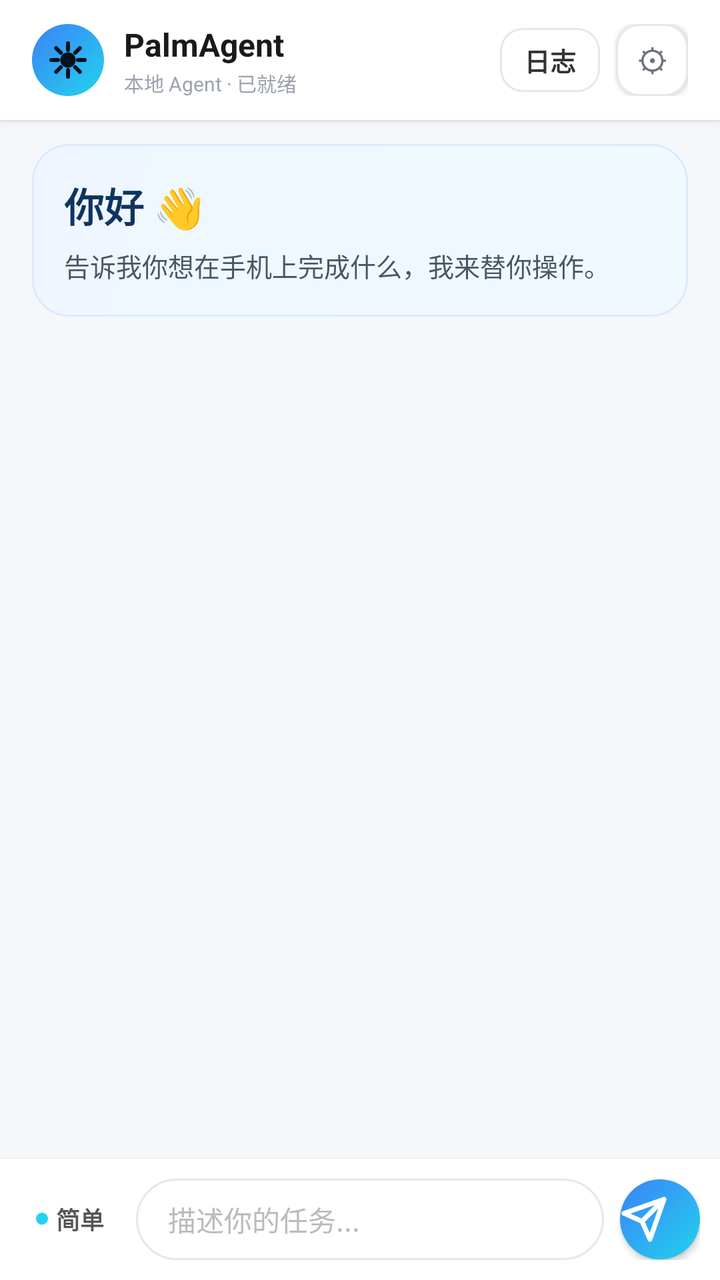
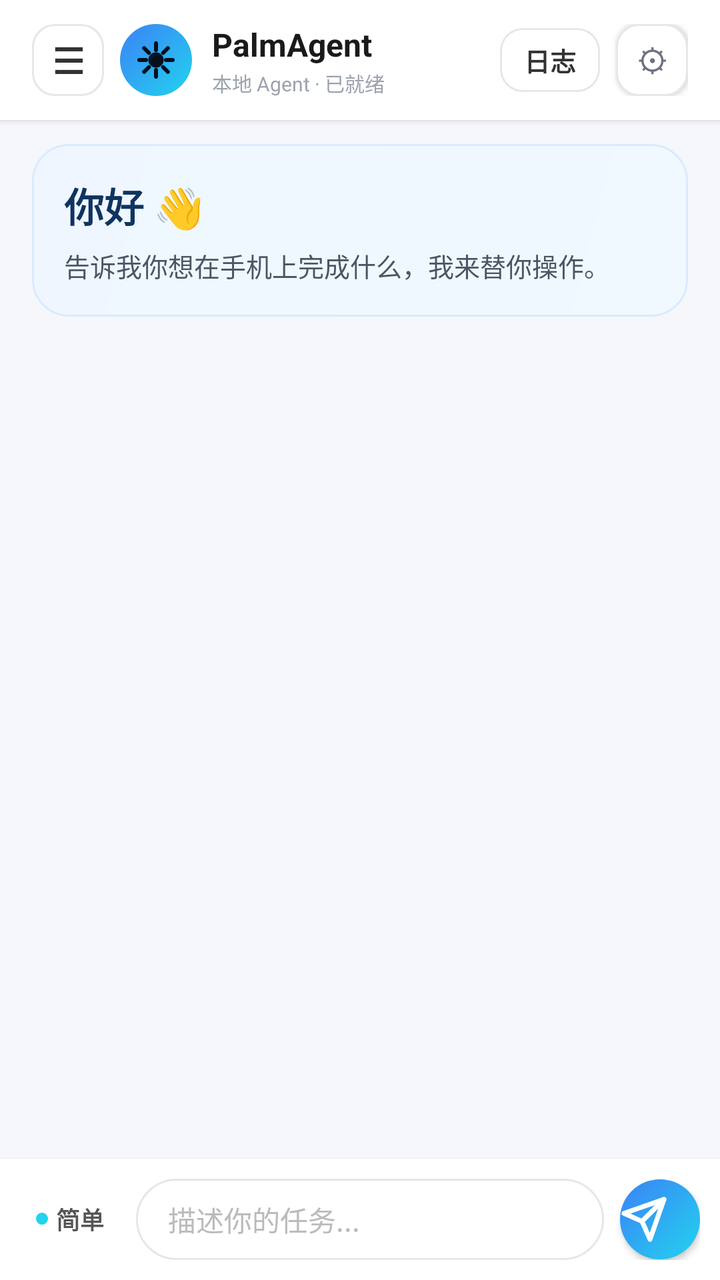

Two renders of the same Android screen: before a commit and after it. Below are the layout's source before the change and the commit's diff.
<!-- AndroidManifest.xml: activity theme Theme.PalmAgent -->
<!-- res/layout/activity_home.xml -->
<?xml version="1.0" encoding="utf-8"?>
<LinearLayout xmlns:android="http://schemas.android.com/apk/res/android"
    android:layout_width="match_parent"
    android:layout_height="match_parent"
    android:background="#F5F7FA"
    android:orientation="vertical"
    android:fitsSystemWindows="true">

    
    <FrameLayout
        android:layout_width="match_parent"
        android:layout_height="wrap_content"
        android:background="@android:color/white"
        android:elevation="2dp"
        android:minHeight="60dp"
        android:paddingHorizontal="16dp"
        android:paddingVertical="10dp">

        
        <LinearLayout
            android:layout_width="wrap_content"
            android:layout_height="wrap_content"
            android:layout_gravity="start|center_vertical"
            android:gravity="center_vertical"
            android:orientation="horizontal">

            
            <FrameLayout
                android:layout_width="36dp"
                android:layout_height="36dp"
                android:background="@drawable/bg_send_button_circle"
                android:clickable="false">

                <ImageView
                    android:layout_width="20dp"
                    android:layout_height="20dp"
                    android:layout_gravity="center"
                    android:contentDescription="@string/app_name"
                    android:src="@drawable/ic_app_logo" />
            </FrameLayout>

            <LinearLayout
                android:layout_width="wrap_content"
                android:layout_height="wrap_content"
                android:layout_marginStart="10dp"
                android:orientation="vertical">

                <TextView
                    android:layout_width="wrap_content"
                    android:layout_height="wrap_content"
                    android:text="@string/app_name"
                    android:textColor="#1A1A1A"
                    android:textSize="16sp"
                    android:textStyle="bold" />

                <TextView
                    android:layout_width="wrap_content"
                    android:layout_height="wrap_content"
                    android:layout_marginTop="1dp"
                    android:text="本地 Agent · 已就绪"
                    android:textColor="#9CA3AF"
                    android:textSize="10sp" />
            </LinearLayout>
        </LinearLayout>

        
        <LinearLayout
            android:layout_width="wrap_content"
            android:layout_height="wrap_content"
            android:layout_gravity="end|center_vertical"
            android:gravity="center_vertical"
            android:orientation="horizontal">

            <Button
                android:id="@+id/btnCancelTask"
                android:layout_width="wrap_content"
                android:layout_height="36dp"
                android:layout_marginEnd="8dp"
                android:backgroundTint="#E53935"
                android:minWidth="0dp"
                android:paddingHorizontal="12dp"
                android:text="⏹ 结束"
                android:textColor="@android:color/white"
                android:textSize="12sp"
                android:visibility="gone" />

            

            <TextView
                android:id="@+id/btnLogIcon"
                android:layout_width="wrap_content"
                android:layout_height="32dp"
                android:layout_marginEnd="8dp"
                android:background="@drawable/bg_icon_button"
                android:gravity="center"
                android:paddingHorizontal="12dp"
                android:text="日志"
                android:textColor="#333333"
                android:textSize="13sp"
                android:textStyle="bold" />

            <Button
                android:id="@+id/btnSettings"
                android:layout_width="36dp"
                android:layout_height="36dp"
                android:background="@drawable/bg_icon_button"
                android:minWidth="0dp"
                android:padding="0dp"
                android:text="⚙"
                android:textColor="#6B7280"
                android:textSize="16sp" />
        </LinearLayout>
    </FrameLayout>

    
    <LinearLayout
        android:layout_width="match_parent"
        android:layout_height="wrap_content"
        android:layout_marginHorizontal="16dp"
        android:layout_marginTop="12dp"
        android:background="@drawable/bg_welcome_banner"
        android:orientation="vertical"
        android:padding="16dp">

        <TextView
            android:layout_width="wrap_content"
            android:layout_height="wrap_content"
            android:text="你好 👋"
            android:textColor="#0F3460"
            android:textSize="20sp"
            android:textStyle="bold" />

        <TextView
            android:layout_width="wrap_content"
            android:layout_height="wrap_content"
            android:layout_marginTop="6dp"
            android:lineSpacingExtra="2dp"
            android:text="告诉我你想在手机上完成什么，我来替你操作。"
            android:textColor="#4B5563"
            android:textSize="13sp" />
    </LinearLayout>

    

    <LinearLayout
        android:id="@+id/cardTaskProgress"
        android:layout_width="match_parent"
        android:layout_height="wrap_content"
        android:layout_marginHorizontal="16dp"
        android:layout_marginTop="8dp"
        android:background="@drawable/bg_blockage_panel"
        android:orientation="vertical"
        android:padding="12dp"
        android:visibility="gone">

        <LinearLayout
            android:layout_width="match_parent"
            android:layout_height="wrap_content"
            android:gravity="center_vertical"
            android:orientation="horizontal">

            <ProgressBar
                android:id="@+id/progressTask"
                style="?android:attr/progressBarStyleSmall"
                android:layout_width="20dp"
                android:layout_height="20dp"
                android:layout_marginEnd="10dp"
                android:indeterminateTint="#4CAF50" />

            <TextView
                android:id="@+id/tvTaskRound"
                android:layout_width="wrap_content"
                android:layout_height="wrap_content"
                android:layout_marginEnd="8dp"
                android:textColor="#4CAF50"
                android:textSize="13sp"
                android:textStyle="bold"
                android:visibility="gone" />

            <TextView
                android:id="@+id/tvTaskText"
                android:layout_width="0dp"
                android:layout_height="wrap_content"
                android:layout_weight="1"
                android:ellipsize="end"
                android:maxLines="2"
                android:textColor="#1A1A1A"
                android:textSize="14sp" />
        </LinearLayout>
    </LinearLayout>

    
    <androidx.recyclerview.widget.RecyclerView
        android:id="@+id/recyclerChat"
        android:layout_width="match_parent"
        android:layout_height="0dp"
        android:layout_weight="1"
        android:clipToPadding="false"
        android:padding="@dimen/spacing_md" />

    
    <LinearLayout
        android:id="@+id/bottomInputBar"
        android:layout_width="match_parent"
        android:layout_height="wrap_content"
        android:background="@android:color/white"
        android:elevation="2dp"
        android:gravity="center_vertical"
        android:orientation="horizontal"
        android:padding="10dp">

        

        <LinearLayout
            android:id="@+id/chipModeSwitch"
            android:layout_width="wrap_content"
            android:layout_height="wrap_content"
            android:layout_gravity="center_vertical"
            android:clickable="true"
            android:focusable="true"
            android:gravity="center_vertical"
            android:orientation="horizontal"
            android:paddingHorizontal="8dp"
            android:paddingVertical="6dp">

            <View
                android:id="@+id/modeDot"
                android:layout_width="6dp"
                android:layout_height="6dp"
                android:layout_marginEnd="4dp"
                android:background="@drawable/bg_dot_cyan" />

            <TextView
                android:id="@+id/tvModeText"
                android:layout_width="wrap_content"
                android:layout_height="wrap_content"
                android:text="简单"
                android:textColor="#555555"
                android:textSize="12sp"
                android:textStyle="bold" />
        </LinearLayout>

        
        <LinearLayout
            android:layout_width="0dp"
            android:layout_height="wrap_content"
            android:layout_marginStart="8dp"
            android:layout_weight="1"
            android:background="@drawable/bg_chat_input_field"
            android:gravity="center_vertical"
            android:minHeight="40dp"
            android:orientation="horizontal"
            android:paddingStart="4dp"
            android:paddingEnd="4dp">

            
            <EditText
                android:id="@+id/etInput"
                android:layout_width="0dp"
                android:layout_height="wrap_content"
                android:layout_weight="1"
                android:background="@null"
                android:gravity="top|start"
                android:hint="描述你的任务..."
                android:inputType="textMultiLine"
                android:maxLines="4"
                android:minHeight="36dp"
                android:paddingHorizontal="12dp"
                android:paddingVertical="10dp"
                android:textColor="#333333"
                android:textColorHint="#BBBBBB"
                android:textSize="14sp" />
        </LinearLayout>

        
        <Button
            android:id="@+id/btnSend"
            android:layout_width="40dp"
            android:layout_height="40dp"
            android:layout_marginStart="8dp"
            android:background="@drawable/bg_send_button_circle"
            android:drawableStart="@drawable/ic_send_plane"
            android:drawableTint="@android:color/white"
            android:minWidth="0dp"
            android:padding="0dp"
            android:paddingStart="10dp"
            android:text="" />
    </LinearLayout>
</LinearLayout>
<!-- resources referenced by this layout -->
<resources>
  <dimen name="spacing_md">12dp</dimen>
  <!-- drawable bg_blockage_panel (drawable) -->
  <?xml version="1.0" encoding="utf-8"?>
  <shape xmlns:android="http://schemas.android.com/apk/res/android"
      android:shape="rectangle">
      <solid android:color="#F0F9FF" />
      <corners android:radius="16dp" />
      <stroke
          android:width="1dp"
          android:color="#93C5FD" />
  </shape>
  <!-- drawable bg_chat_input_field (drawable) -->
  <?xml version="1.0" encoding="utf-8"?>
  <shape xmlns:android="http://schemas.android.com/apk/res/android"
      android:shape="rectangle">
      <solid android:color="#FFFFFF" />
      <corners android:radius="999dp" />
      <stroke
          android:width="1dp"
          android:color="#E5E7EB" />
  </shape>
  <!-- drawable bg_dot_cyan (drawable) -->
  <?xml version="1.0" encoding="utf-8"?>
  <shape xmlns:android="http://schemas.android.com/apk/res/android"
      android:shape="oval">
      <solid android:color="#22D3EE" />
  </shape>
  <!-- drawable bg_icon_button (drawable) -->
  <?xml version="1.0" encoding="utf-8"?>
  <shape xmlns:android="http://schemas.android.com/apk/res/android"
      android:shape="rectangle">
      <solid android:color="#FFFFFF" />
      <corners android:radius="11dp" />
      <stroke
          android:width="1dp"
          android:color="#E5E7EB" />
  </shape>
  <!-- drawable bg_send_button_circle (drawable) -->
  <?xml version="1.0" encoding="utf-8"?>
  <shape xmlns:android="http://schemas.android.com/apk/res/android"
      android:shape="oval">
      <gradient
          android:angle="135"
          android:startColor="#22D3EE"
          android:endColor="#3B82F6" />
  </shape>
  <!-- drawable bg_welcome_banner (drawable) -->
  <?xml version="1.0" encoding="utf-8"?>
  <shape xmlns:android="http://schemas.android.com/apk/res/android"
      android:shape="rectangle">
      <gradient
          android:angle="135"
          android:startColor="#F0F9FF"
          android:endColor="#EFF6FF" />
      <corners android:radius="18dp" />
      <stroke
          android:width="1dp"
          android:color="#DBEAFE" />
  </shape>
  <!-- drawable ic_app_logo (drawable) -->
  <?xml version="1.0" encoding="utf-8"?>
  <vector xmlns:android="http://schemas.android.com/apk/res/android"
      android:width="24dp"
      android:height="24dp"
      android:viewportWidth="24"
      android:viewportHeight="24">
      <path
          android:fillColor="#04121F"
          android:strokeColor="#04121F"
          android:strokeWidth="2.4"
          android:strokeLineCap="round"
          android:pathData="M12,8.6 A3.4,3.4 0 1 0 12,15.4 A3.4,3.4 0 1 0 12,8.6 Z" />
      <path
          android:fillColor="#00000000"
          android:strokeColor="#04121F"
          android:strokeWidth="2.4"
          android:strokeLineCap="round"
          android:pathData="M12,2 L12,6 M12,18 L12,22 M2,12 L6,12 M18,12 L22,12 M4.9,4.9 L7.7,7.7 M16.3,16.3 L19.1,19.1 M19.1,4.9 L16.3,7.7 M7.7,16.3 L4.9,19.1" />
  </vector>
  <!-- drawable ic_send_plane (drawable) -->
  <?xml version="1.0" encoding="utf-8"?>
  <vector xmlns:android="http://schemas.android.com/apk/res/android"
      android:width="24dp"
      android:height="24dp"
      android:viewportWidth="24"
      android:viewportHeight="24">
      <path
          android:fillColor="#00000000"
          android:strokeColor="#FFFFFF"
          android:strokeWidth="2.4"
          android:strokeLineCap="round"
          android:strokeLineJoin="round"
          android:pathData="M22,2 L11,13 M22,2 L15,22 L11,13 L2,9 Z" />
  </vector>
  <string name="app_name">PalmAgent</string>
  <style name="Theme.PalmAgent" parent="Theme.AppCompat.Light.NoActionBar" />
</resources>

<!-- the commit's change to res/layout/activity_home.xml (unified diff, before → after) -->
@@ -1,289 +1,354 @@
 <?xml version="1.0" encoding="utf-8"?>
-<LinearLayout xmlns:android="http://schemas.android.com/apk/res/android"
+<androidx.drawerlayout.widget.DrawerLayout xmlns:android="http://schemas.android.com/apk/res/android"
+    android:id="@+id/drawerLayout"
     android:layout_width="match_parent"
     android:layout_height="match_parent"
-    android:background="#F5F7FA"
-    android:orientation="vertical"
-    android:fitsSystemWindows="true">
-
-    
-    <FrameLayout
-        android:layout_width="match_parent"
-        android:layout_height="wrap_content"
-        android:background="@android:color/white"
-        android:elevation="2dp"
-        android:minHeight="60dp"
-        android:paddingHorizontal="16dp"
-        android:paddingVertical="10dp">
-
-        
-        <LinearLayout
-            android:layout_width="wrap_content"
-            android:layout_height="wrap_content"
-            android:layout_gravity="start|center_vertical"
-            android:gravity="center_vertical"
-            android:orientation="horizontal">
-
-            
-            <FrameLayout
-                android:layout_width="36dp"
-                android:layout_height="36dp"
-                android:background="@drawable/bg_send_button_circle"
-                android:clickable="false">
-
-                <ImageView
-                    android:layout_width="20dp"
-                    android:layout_height="20dp"
-                    android:layout_gravity="center"
-                    android:contentDescription="@string/app_name"
-                    android:src="@drawable/ic_app_logo" />
-            </FrameLayout>
-
-            <LinearLayout
-                android:layout_width="wrap_content"
-                android:layout_height="wrap_content"
-                android:layout_marginStart="10dp"
-                android:orientation="vertical">
-
-                <TextView
-                    android:layout_width="wrap_content"
-                    android:layout_height="wrap_content"
-                    android:text="@string/app_name"
-                    android:textColor="#1A1A1A"
-                    android:textSize="16sp"
-                    android:textStyle="bold" />
-
-                <TextView
-                    android:layout_width="wrap_content"
-                    android:layout_height="wrap_content"
-                    android:layout_marginTop="1dp"
-                    android:text="本地 Agent · 已就绪"
-                    android:textColor="#9CA3AF"
-                    android:textSize="10sp" />
-            </LinearLayout>
-        </LinearLayout>
-
-        
-        <LinearLayout
-            android:layout_width="wrap_content"
-            android:layout_height="wrap_content"
-            android:layout_gravity="end|center_vertical"
-            android:gravity="center_vertical"
-            android:orientation="horizontal">
-
-            <Button
-                android:id="@+id/btnCancelTask"
-                android:layout_width="wrap_content"
-                android:layout_height="36dp"
-                android:layout_marginEnd="8dp"
-                android:backgroundTint="#E53935"
-                android:minWidth="0dp"
-                android:paddingHorizontal="12dp"
-                android:text="⏹ 结束"
-                android:textColor="@android:color/white"
-                android:textSize="12sp"
-                android:visibility="gone" />
-
-            
-
-            <TextView
-                android:id="@+id/btnLogIcon"
-                android:layout_width="wrap_content"
-                android:layout_height="32dp"
-                android:layout_marginEnd="8dp"
-                android:background="@drawable/bg_icon_button"
-                android:gravity="center"
-                android:paddingHorizontal="12dp"
-                android:text="日志"
-                android:textColor="#333333"
-                android:textSize="13sp"
-                android:textStyle="bold" />
-
-            <Button
-                android:id="@+id/btnSettings"
-                android:layout_width="36dp"
-                android:layout_height="36dp"
-                android:background="@drawable/bg_icon_button"
-                android:minWidth="0dp"
-                android:padding="0dp"
-                android:text="⚙"
-                android:textColor="#6B7280"
-                android:textSize="16sp" />
-        </LinearLayout>
-    </FrameLayout>
+    android:background="#F5F7FA">
 
     
     <LinearLayout
         android:layout_width="match_parent"
-        android:layout_height="wrap_content"
-        android:layout_marginHorizontal="16dp"
-        android:layout_marginTop="12dp"
-        android:background="@drawable/bg_welcome_banner"
-        android:orientation="vertical"
-        android:padding="16dp">
-
-        <TextView
-            android:layout_width="wrap_content"
-            android:layout_height="wrap_content"
-            android:text="你好 👋"
-            android:textColor="#0F3460"
-            android:textSize="20sp"
-            android:textStyle="bold" />
-
-        <TextView
-            android:layout_width="wrap_content"
-            android:layout_height="wrap_content"
-            android:layout_marginTop="6dp"
-            android:lineSpacingExtra="2dp"
-            android:text="告诉我你想在手机上完成什么，我来替你操作。"
-            android:textColor="#4B5563"
-            android:textSize="13sp" />
-    </LinearLayout>
-
-    
-
-    <LinearLayout
-        android:id="@+id/cardTaskProgress"
-        android:layout_width="match_parent"
-        android:layout_height="wrap_content"
-        android:layout_marginHorizontal="16dp"
-        android:layout_marginTop="8dp"
-        android:background="@drawable/bg_blockage_panel"
-        android:orientation="vertical"
-        android:padding="12dp"
-        android:visibility="gone">
-
+        android:layout_height="match_parent"
+        android:background="#F5F7FA"
+        android:fitsSystemWindows="true"
+        android:orientation="vertical">
+
+        
+        <FrameLayout
+            android:layout_width="match_parent"
+            android:layout_height="wrap_content"
+            android:background="@android:color/white"
+            android:elevation="2dp"
+            android:minHeight="60dp"
+            android:paddingHorizontal="16dp"
+            android:paddingVertical="10dp">
+
+            
+            <LinearLayout
+                android:layout_width="wrap_content"
+                android:layout_height="wrap_content"
+                android:layout_gravity="start|center_vertical"
+                android:gravity="center_vertical"
+                android:orientation="horizontal">
+
+                
+                <TextView
+                    android:id="@+id/btnSessions"
+                    android:layout_width="36dp"
+                    android:layout_height="36dp"
+                    android:layout_marginEnd="8dp"
+                    android:background="@drawable/bg_icon_button"
+                    android:gravity="center"
+                    android:text="☰"
+                    android:textColor="#333333"
+                    android:textSize="18sp"
+                    android:textStyle="bold" />
+
+                
+                <FrameLayout
+                    android:layout_width="36dp"
+                    android:layout_height="36dp"
+                    android:background="@drawable/bg_send_button_circle"
+                    android:clickable="false">
+
+                    <ImageView
+                        android:layout_width="20dp"
+                        android:layout_height="20dp"
+                        android:layout_gravity="center"
+                        android:contentDescription="@string/app_name"
+                        android:src="@drawable/ic_app_logo" />
+                </FrameLayout>
+
+                <LinearLayout
+                    android:layout_width="wrap_content"
+                    android:layout_height="wrap_content"
+                    android:layout_marginStart="10dp"
+                    android:orientation="vertical">
+
+                    <TextView
+                        android:layout_width="wrap_content"
+                        android:layout_height="wrap_content"
+                        android:text="@string/app_name"
+                        android:textColor="#1A1A1A"
+                        android:textSize="16sp"
+                        android:textStyle="bold" />
+
+                    <TextView
+                        android:layout_width="wrap_content"
+                        android:layout_height="wrap_content"
+                        android:layout_marginTop="1dp"
+                        android:text="本地 Agent · 已就绪"
+                        android:textColor="#9CA3AF"
+                        android:textSize="10sp" />
+                </LinearLayout>
+            </LinearLayout>
+
+            
+            <LinearLayout
+                android:layout_width="wrap_content"
+                android:layout_height="wrap_content"
+                android:layout_gravity="end|center_vertical"
+                android:gravity="center_vertical"
+                android:orientation="horizontal">
+
+                <Button
+                    android:id="@+id/btnCancelTask"
+                    android:layout_width="wrap_content"
+                    android:layout_height="36dp"
+                    android:layout_marginEnd="8dp"
+                    android:backgroundTint="#E53935"
+                    android:minWidth="0dp"
+                    android:paddingHorizontal="12dp"
+                    android:text="⏹ 结束"
+                    android:textColor="@android:color/white"
+                    android:textSize="12sp"
+                    android:visibility="gone" />
+
+                <TextView
+                    android:id="@+id/btnLogIcon"
+                    android:layout_width="wrap_content"
+                    android:layout_height="32dp"
+                    android:layout_marginEnd="8dp"
+                    android:background="@drawable/bg_icon_button"
+                    android:gravity="center"
+                    android:paddingHorizontal="12dp"
+                    android:text="日志"
+                    android:textColor="#333333"
+                    android:textSize="13sp"
+                    android:textStyle="bold" />
+
+                <Button
+                    android:id="@+id/btnSettings"
+                    android:layout_width="36dp"
+                    android:layout_height="36dp"
+                    android:background="@drawable/bg_icon_button"
+                    android:minWidth="0dp"
+                    android:padding="0dp"
+                    android:text="⚙"
+                    android:textColor="#6B7280"
+                    android:textSize="16sp" />
+            </LinearLayout>
+        </FrameLayout>
+
+        
         <LinearLayout
             android:layout_width="match_parent"
             android:layout_height="wrap_content"
+            android:layout_marginHorizontal="16dp"
+            android:layout_marginTop="12dp"
+            android:background="@drawable/bg_welcome_banner"
+            android:orientation="vertical"
+            android:padding="16dp">
+
+            <TextView
+                android:layout_width="wrap_content"
+                android:layout_height="wrap_content"
+                android:text="你好 👋"
+                android:textColor="#0F3460"
+                android:textSize="20sp"
+                android:textStyle="bold" />
+
+            <TextView
+                android:layout_width="wrap_content"
+                android:layout_height="wrap_content"
+                android:layout_marginTop="6dp"
+                android:lineSpacingExtra="2dp"
+                android:text="告诉我你想在手机上完成什么，我来替你操作。"
+                android:textColor="#4B5563"
+                android:textSize="13sp" />
+        </LinearLayout>
+
+        
+        <LinearLayout
+            android:id="@+id/cardTaskProgress"
+            android:layout_width="match_parent"
+            android:layout_height="wrap_content"
+            android:layout_marginHorizontal="16dp"
+            android:layout_marginTop="8dp"
+            android:background="@drawable/bg_blockage_panel"
+            android:orientation="vertical"
+            android:padding="12dp"
+            android:visibility="gone">
+
+            <LinearLayout
+                android:layout_width="match_parent"
+                android:layout_height="wrap_content"
+                android:gravity="center_vertical"
+                android:orientation="horizontal">
+
+                <ProgressBar
+                    android:id="@+id/progressTask"
+                    style="?android:attr/progressBarStyleSmall"
+                    android:layout_width="20dp"
+                    android:layout_height="20dp"
+                    android:layout_marginEnd="10dp"
+                    android:indeterminateTint="#4CAF50" />
+
+                <TextView
+                    android:id="@+id/tvTaskRound"
+                    android:layout_width="wrap_content"
+                    android:layout_height="wrap_content"
+                    android:layout_marginEnd="8dp"
+                    android:textColor="#4CAF50"
+                    android:textSize="13sp"
+                    android:textStyle="bold"
+                    android:visibility="gone" />
+
+                <TextView
+                    android:id="@+id/tvTaskText"
+                    android:layout_width="0dp"
+                    android:layout_height="wrap_content"
+                    android:layout_weight="1"
+                    android:ellipsize="end"
+                    android:maxLines="2"
+                    android:textColor="#1A1A1A"
+                    android:textSize="14sp" />
+            </LinearLayout>
+        </LinearLayout>
+
+        
+        <androidx.recyclerview.widget.RecyclerView
+            android:id="@+id/recyclerChat"
+            android:layout_width="match_parent"
+            android:layout_height="0dp"
+            android:layout_weight="1"
+            android:clipToPadding="false"
+            android:padding="@dimen/spacing_md" />
+
+        
+        <LinearLayout
+            android:id="@+id/bottomInputBar"
+            android:layout_width="match_parent"
+            android:layout_height="wrap_content"
+            android:background="@android:color/white"
+            android:elevation="2dp"
             android:gravity="center_vertical"
-            android:orientation="horizontal">
-
-            <ProgressBar
-                android:id="@+id/progressTask"
-                style="?android:attr/progressBarStyleSmall"
-                android:layout_width="20dp"
-                android:layout_height="20dp"
-                android:layout_marginEnd="10dp"
-                android:indeterminateTint="#4CAF50" />
-
-            <TextView
-                android:id="@+id/tvTaskRound"
-                android:layout_width="wrap_content"
-                android:layout_height="wrap_content"
-                android:layout_marginEnd="8dp"
-                android:textColor="#4CAF50"
-                android:textSize="13sp"
-                android:textStyle="bold"
-                android:visibility="gone" />
-
-            <TextView
-                android:id="@+id/tvTaskText"
+            android:orientation="horizontal"
+            android:padding="10dp">
+
+            
+            <LinearLayout
+                android:id="@+id/chipModeSwitch"
+                android:layout_width="wrap_content"
+                android:layout_height="wrap_content"
+                android:layout_gravity="center_vertical"
+                android:clickable="true"
+                android:focusable="true"
+                android:gravity="center_vertical"
+                android:orientation="horizontal"
+                android:paddingHorizontal="8dp"
+                android:paddingVertical="6dp">
+
+                <View
+                    android:id="@+id/modeDot"
+                    android:layout_width="6dp"
+                    android:layout_height="6dp"
+                    android:layout_marginEnd="4dp"
+                    android:background="@drawable/bg_dot_cyan" />
+
+                <TextView
+                    android:id="@+id/tvModeText"
+                    android:layout_width="wrap_content"
+                    android:layout_height="wrap_content"
+                    android:text="简单"
+                    android:textColor="#555555"
+                    android:textSize="12sp"
+                    android:textStyle="bold" />
+            </LinearLayout>
+
+            
+            <LinearLayout
                 android:layout_width="0dp"
                 android:layout_height="wrap_content"
+                android:layout_marginStart="8dp"
                 android:layout_weight="1"
-                android:ellipsize="end"
-                android:maxLines="2"
-                android:textColor="#1A1A1A"
-                android:textSize="14sp" />
+                android:background="@drawable/bg_chat_input_field"
+                android:gravity="center_vertical"
+                android:minHeight="40dp"
+                android:orientation="horizontal"
+                android:paddingStart="4dp"
+                android:paddingEnd="4dp">
+
+                <EditText
+                    android:id="@+id/etInput"
+                    android:layout_width="0dp"
+                    android:layout_height="wrap_content"
+                    android:layout_weight="1"
+                    android:background="@null"
+                    android:gravity="top|start"
+                    android:hint="描述你的任务..."
+                    android:inputType="textMultiLine"
+                    android:maxLines="4"
+                    android:minHeight="36dp"
+                    android:paddingHorizontal="12dp"
+                    android:paddingVertical="10dp"
+                    android:textColor="#333333"
+                    android:textColorHint="#BBBBBB"
+                    android:textSize="14sp" />
+            </LinearLayout>
+
+            
+            <Button
+                android:id="@+id/btnSend"
+                android:layout_width="40dp"
+                android:layout_height="40dp"
+                android:layout_marginStart="8dp"
+                android:background="@drawable/bg_send_button_circle"
+                android:drawableStart="@drawable/ic_send_plane"
+                android:drawableTint="@android:color/white"
+                android:minWidth="0dp"
+                android:padding="0dp"
+                android:paddingStart="10dp"
+                android:text="" />
         </LinearLayout>
     </LinearLayout>
 
     
-    <androidx.recyclerview.widget.RecyclerView
-        android:id="@+id/recyclerChat"
-        android:layout_width="match_parent"
-        android:layout_height="0dp"
-        android:layout_weight="1"
-        android:clipToPadding="false"
-        android:padding="@dimen/spacing_md" />
-
-    
     <LinearLayout
-        android:id="@+id/bottomInputBar"
-        android:layout_width="match_parent"
-        android:layout_height="wrap_content"
+        android:layout_width="300dp"
+        android:layout_height="match_parent"
+        android:layout_gravity="start"
         android:background="@android:color/white"
-        android:elevation="2dp"
-        android:gravity="center_vertical"
-        android:orientation="horizontal"
-        android:padding="10dp">
-
-        
-
+        android:orientation="vertical">
+
+        
         <LinearLayout
-            android:id="@+id/chipModeSwitch"
-            android:layout_width="wrap_content"
-            android:layout_height="wrap_content"
-            android:layout_gravity="center_vertical"
-            android:clickable="true"
-            android:focusable="true"
+            android:layout_width="match_parent"
+            android:layout_height="wrap_content"
+            android:background="#F8FAFC"
             android:gravity="center_vertical"
             android:orientation="horizontal"
-            android:paddingHorizontal="8dp"
-            android:paddingVertical="6dp">
-
-            <View
-                android:id="@+id/modeDot"
-                android:layout_width="6dp"
-                android:layout_height="6dp"
-                android:layout_marginEnd="4dp"
-                android:background="@drawable/bg_dot_cyan" />
+            android:paddingHorizontal="16dp"
+            android:paddingVertical="14dp">
 
             <TextView
-                android:id="@+id/tvModeText"
-                android:layout_width="wrap_content"
-                android:layout_height="wrap_content"
-                android:text="简单"
-                android:textColor="#555555"
+                android:layout_width="0dp"
+                android:layout_height="wrap_content"
+                android:layout_weight="1"
+                android:text="会话列表"
+                android:textColor="#1A1A1A"
+                android:textSize="16sp"
+                android:textStyle="bold" />
+
+            <Button
+                android:id="@+id/btnNewSession"
+                android:layout_width="wrap_content"
+                android:layout_height="36dp"
+                android:backgroundTint="#0EA5E9"
+                android:minWidth="0dp"
+                android:paddingHorizontal="12dp"
+                android:text="＋ 新建"
+                android:textColor="@android:color/white"
                 android:textSize="12sp"
                 android:textStyle="bold" />
         </LinearLayout>
 
         
-        <LinearLayout
-            android:layout_width="0dp"
-            android:layout_height="wrap_content"
-            android:layout_marginStart="8dp"
-            android:layout_weight="1"
-            android:background="@drawable/bg_chat_input_field"
-            android:gravity="center_vertical"
-            android:minHeight="40dp"
-            android:orientation="horizontal"
-            android:paddingStart="4dp"
-            android:paddingEnd="4dp">
-
-            
-            <EditText
-                android:id="@+id/etInput"
-                android:layout_width="0dp"
-                android:layout_height="wrap_content"
-                android:layout_weight="1"
-                android:background="@null"
-                android:gravity="top|start"
-                android:hint="描述你的任务..."
-                android:inputType="textMultiLine"
-                android:maxLines="4"
-                android:minHeight="36dp"
-                android:paddingHorizontal="12dp"
-                android:paddingVertical="10dp"
-                android:textColor="#333333"
-                android:textColorHint="#BBBBBB"
-                android:textSize="14sp" />
-        </LinearLayout>
-
-        
-        <Button
-            android:id="@+id/btnSend"
-            android:layout_width="40dp"
-            android:layout_height="40dp"
-            android:layout_marginStart="8dp"
-            android:background="@drawable/bg_send_button_circle"
-            android:drawableStart="@drawable/ic_send_plane"
-            android:drawableTint="@android:color/white"
-            android:minWidth="0dp"
-            android:padding="0dp"
-            android:paddingStart="10dp"
-            android:text="" />
+        <androidx.recyclerview.widget.RecyclerView
+            android:id="@+id/recyclerSessions"
+            android:layout_width="match_parent"
+            android:layout_height="match_parent"
+            android:clipToPadding="false"
+            android:paddingBottom="16dp" />
     </LinearLayout>
-</LinearLayout>
+</androidx.drawerlayout.widget.DrawerLayout>
